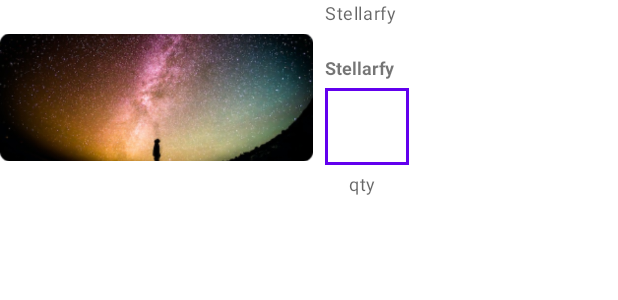
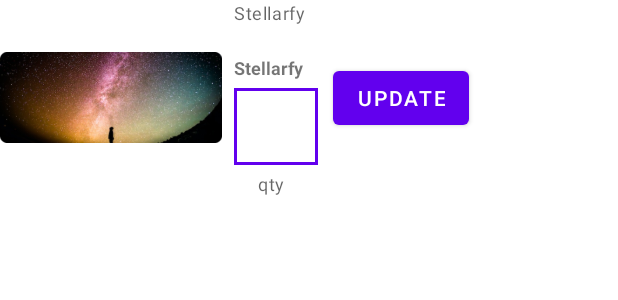
Before and after one commit to dakalo17/stellarfy, an Android app: the layout single_cart_product_item.xml on its own in the app's theme, with its tools: preview values and no code run, on a phone screen of 412 x 824 dp. Shown: the top 300 px of the screen. Run offline under Robolectric (Android 15) with nearby library versions, the phone set to English and light mode, and no system bars; network calls fail.

Commit message:
refactored adding/removing cart quantity

```diff
--- a/app/src/main/java/com/example/shopandroid/services/endpoints/ICartItemEndpoint.java
+++ b/app/src/main/java/com/example/shopandroid/services/endpoints/ICartItemEndpoint.java
@@ -15,10 +15,11 @@ import retrofit2.http.GET;
 import retrofit2.http.POST;
 import retrofit2.http.PUT;
 import retrofit2.http.Path;
+import retrofit2.http.Query;
 
 public interface ICartItemEndpoint {
     @POST(POST_CART_PRODUCT)
-    Call<Product> postCartItem(@Body CartItem cartItem) ;
+    Call<Product> postCartItem(@Body CartItem cartItem,@Query("isUpdate") boolean isUpdate) ;
 
     @GET(GET_CART_PRODUCTS)
     Call<ArrayList<Product>> getCartItems();
--- a/app/src/main/java/com/example/shopandroid/services/implementations/CartItemService.java
+++ b/app/src/main/java/com/example/shopandroid/services/implementations/CartItemService.java
@@ -54,8 +54,8 @@ public class CartItemService extends BaseService<ICartItemEndpoint> {
         });
     }
 
-    public void postCartItem(CartItem cartItem){
-        Call<Product> call =api.postCartItem(cartItem);
+    public void postCartItem(CartItem cartItem,boolean isUpdate){
+        Call<Product> call =api.postCartItem(cartItem,isUpdate);
 
         call.enqueue(new Callback<>() {
             @Override
--- a/app/src/main/java/com/example/shopandroid/utilities/Endpoints.java
+++ b/app/src/main/java/com/example/shopandroid/utilities/Endpoints.java
@@ -20,7 +20,7 @@ public class Endpoints {
 
 
 
-    public static final String BASE_URL="https://f43f-197-90-236-105.ngrok-free.app";
+    public static final String BASE_URL="https://2664-197-90-236-105.ngrok-free.app";
     public static final String B1ASE_URL="https://localhost:7159";
 
 }
--- a/app/src/main/res/layout/single_cart_product_item.xml
+++ b/app/src/main/res/layout/single_cart_product_item.xml
@@ -18,8 +18,6 @@
                 android:layout_height="wrap_content"
                 android:scaleType="fitCenter"
                 android:layout_weight=".75"
-
-
                 />
 
             <RelativeLayout
@@ -87,6 +85,18 @@
 
                 </com.google.android.material.textfield.TextInputLayout>
 
+                <com.google.android.material.button.MaterialButton
+                    android:id="@+id/btnUpdateQuantity"
+                    android:layout_width="wrap_content"
+                    android:layout_height="wrap_content"
+                    android:layout_marginStart="10dp"
+
+                    android:layout_centerVertical="true"
+                    android:layout_toEndOf="@+id/tvQuantityCartItemContainer"
+                    android:text="@string/update"
+
+
+                    />
 
 
             </RelativeLayout>
--- a/app/src/main/res/values/strings.xml
+++ b/app/src/main/res/values/strings.xml
@@ -19,4 +19,5 @@
     <string name="add_to_cart">Add to cart</string>
     <string name="enter_quantity">Enter Quantity</string>
     <string name="quantity">Quantity</string>
+    <string name="update">Update</string>
 </resources>
```
Also changed, not shown: app/src/main/java/com/example/shopandroid/adapters/CartItemsAdapter.java (+25 -2 lines), app/src/main/java/com/example/shopandroid/fragments/SingleProductFragment.java (+4 -3 lines), app/src/main/java/com/example/shopandroid/services/session/CartItemsSessionManagement.java (+16 -0 lines).
